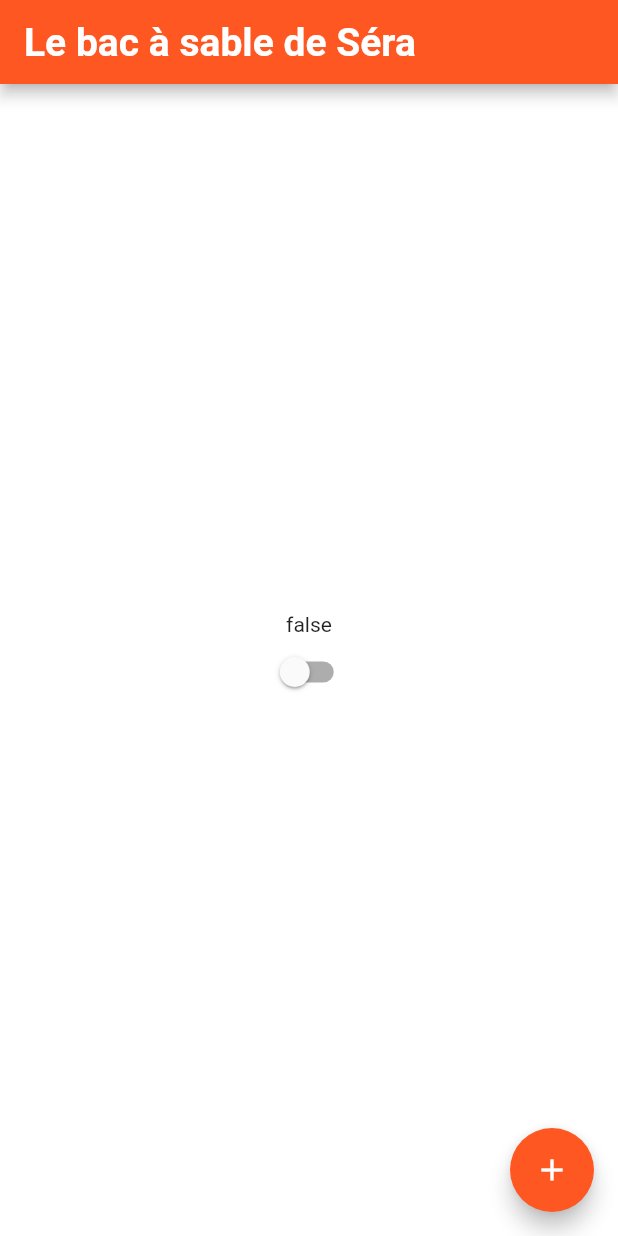
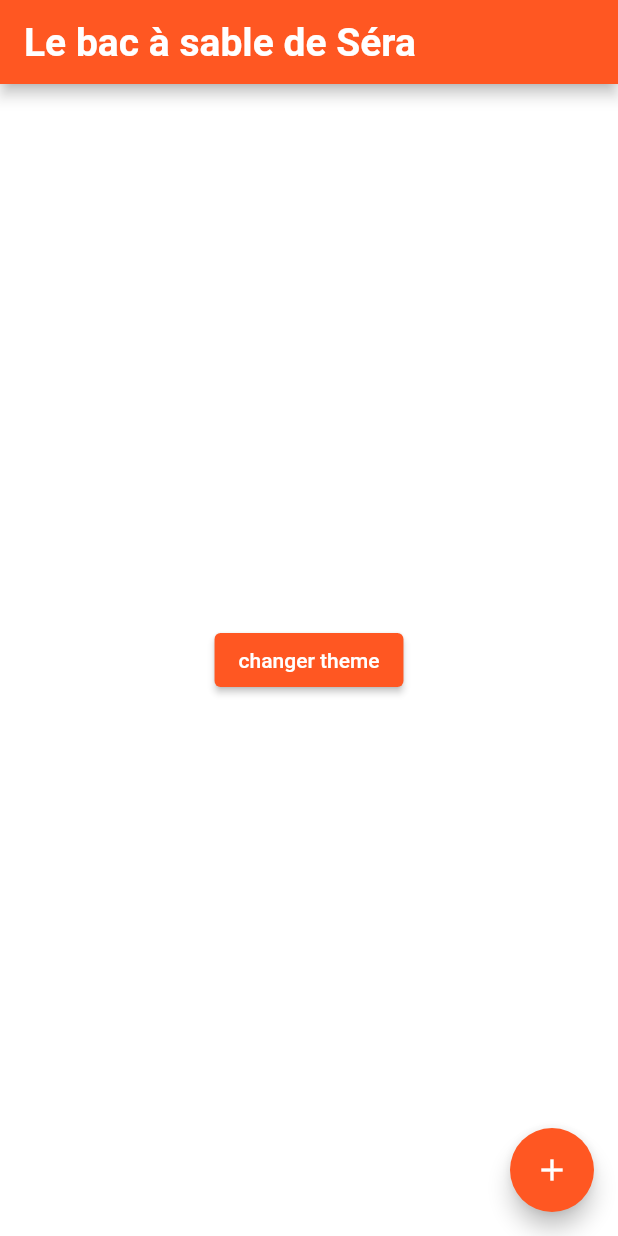
Before and after one commit to serapagranchose/FlutterSkillsEnhancement, a Flutter app: the screen it shows after launch, on a phone screen of 412 x 824 dp. Run offline on Flutter 3.47's test engine with Material 2 defaults, Android fonts, the phone set to English and light mode, and no system bars; our stand-ins replace adaptive_theme.

Commit message:
Adding darktheme

```diff
--- a/lib/home_page.dart
+++ b/lib/home_page.dart
@@ -1,6 +1,5 @@
 import 'package:flutter/material.dart';
-import 'package:flutter_skills_enhancement/theme.dart';
-import 'package:flutter_skills_enhancement/main.dart';
+import 'package:adaptive_theme/adaptive_theme.dart';
 
 class Todo {
   Todo({required this.name, required this.completed});
@@ -19,8 +18,19 @@ class MyHomePage extends StatefulWidget {
 class _TodoListState extends State<MyHomePage> {
   final List<Todo> _todos = <Todo>[];
   final TextEditingController _textFieldController = TextEditingController();
-  // Add your state variables and methods here
-  Future<void> _displayDialog() async {
+
+  void _addTodoItem(String name) {
+    setState(() {
+      _todos.add(Todo(name: name, completed: false));
+    });
+    _textFieldController.clear();
+  }
+
+  void toggleTheme(BuildContext context) {
+  AdaptiveTheme.of(context).toggleThemeMode();
+}
+
+  Future<void> _displayDialog(BuildContext context) async {
     return showDialog<void>(
       context: context,
       builder: (BuildContext context) {
@@ -60,12 +70,6 @@ class _TodoListState extends State<MyHomePage> {
       },
     );
   }
-  void _addTodoItem(String name) {
-    setState(() {
-      _todos.add(Todo(name: name, completed: false));
-    });
-    _textFieldController.clear();
-  }
 
   @override
   Widget build(BuildContext context) {
@@ -76,28 +80,19 @@ class _TodoListState extends State<MyHomePage> {
       body: Center(
         child: Column(
           mainAxisAlignment: MainAxisAlignment.center,
-          children: <Widget>[
-            Text(isDarkTheme.toString()),
-            Switch(
-              value: isDarkTheme,
-              onChanged: (value) {
-                setState(() {
-                  isDarkTheme = value;
-                  // Set the theme here based on isDarkTheme
-                  final theme = value ? darkTheme : lightTheme;
-                  // Update the app's theme
-                  // TodoApp.setTheme(context, theme);
-                });
+          children: [
+            ElevatedButton(
+              onPressed: () {
+                toggleTheme(context);
               },
-            ),
-            // Add other widgets in the body as needed
+              child: Text("changer theme")
+            )
           ],
         ),
       ),
       floatingActionButton: FloatingActionButton(
         onPressed: () {
-          // Add your logic here to handle the button press
-          _displayDialog(); // Example function to display a dialog
+          _displayDialog(context); // Pass the context to the dialog function
         },
         tooltip: 'Add a Todo',
         child: const Icon(Icons.add),
--- a/lib/main.dart
+++ b/lib/main.dart
@@ -1,24 +1,28 @@
 import 'package:flutter/material.dart';
+import 'package:adaptive_theme/adaptive_theme.dart';
+
+import 'package:flutter_skills_enhancement/home_page.dart';
 import 'package:flutter_skills_enhancement/theme.dart';
-import 'package:flutter_skills_enhancement/home_page.dart';
-
-bool isDarkTheme = false; // Initially set to light theme
 
 void main() {
-  runApp(const TodoApp());
+  runApp(TodoApp());
 }
 
 class TodoApp extends StatelessWidget {
-  const TodoApp({super.key});
-
   @override
   Widget build(BuildContext context) {
-    return MaterialApp(
-      title: 'Flutter Demo',
-      theme: isDarkTheme ? darkTheme : lightTheme,
-      home: const MyHomePage(title: 'Le bac à sable de Séra'),
+    return AdaptiveTheme(
+      light: lightTheme,
+      dark: darkTheme,
+      initial: AdaptiveThemeMode.light,
+      builder: (theme, darkTheme) => MaterialApp(
+        title: 'Flutter Demo',
+        theme: theme,
+        darkTheme: darkTheme,
+        home: const MyHomePage(
+          title: 'Le bac à sable de Séra',
+        ),
+      ),
     );
   }
 }
-
-// Rest of your code in main.dart
--- a/lib/theme.dart
+++ b/lib/theme.dart
@@ -5,7 +5,7 @@ ThemeData lightTheme = ThemeData(
   primaryColor: Colors.deepOrange, // The main color for your app
   scaffoldBackgroundColor: Colors.white, // Background color for the scaffold
   appBarTheme: const AppBarTheme(
-    color: Colors.deepOrange, // Background color of app bar
+      color: Colors.deepOrange, // Background color of app bar
     iconTheme: IconThemeData(color: Colors.white), // Color of icons in app bar
     titleTextStyle: TextStyle(
       color: Colors.white, // Default text color for the body
@@ -41,14 +41,19 @@ ThemeData darkTheme = ThemeData(
   brightness: Brightness.dark,
   primaryColor: Colors.deepPurple,
   scaffoldBackgroundColor: Colors.grey[900],
-  appBarTheme: AppBarTheme(
-    color: Colors.deepPurple,
-    iconTheme: IconThemeData(color: Colors.white),
+    appBarTheme: const AppBarTheme(
+      color: Colors.deepPurple, // Background color of app bar
+    iconTheme: IconThemeData(color: Colors.white), // Color of icons in app bar
+    titleTextStyle: TextStyle(
+      color: Colors.white, // Default text color for the body
+      fontSize: 6.0,
+      fontWeight: FontWeight.w700,
+    ),
   ),
   textTheme: TextTheme(
     bodyText1: TextStyle(
       color: Colors.white,
-      fontSize: 16.0,
+      fontSize: 6.0,
     ),
     // Define more text styles as needed
   ),
--- a/pubspec.yaml
+++ b/pubspec.yaml
@@ -30,8 +30,8 @@ environment:
 dependencies:
   flutter:
     sdk: flutter
-  shared_preferences:
-  provider:
+  provider: ^5.0.0
+  adaptive_theme: 3.4.1
 
   # The following adds the Cupertino Icons font to your application.
   # Use with the CupertinoIcons class for iOS style icons.
```
Also changed, not shown: lib/theme_provider.dart (deleted), pubspec.lock, 6 other files.
